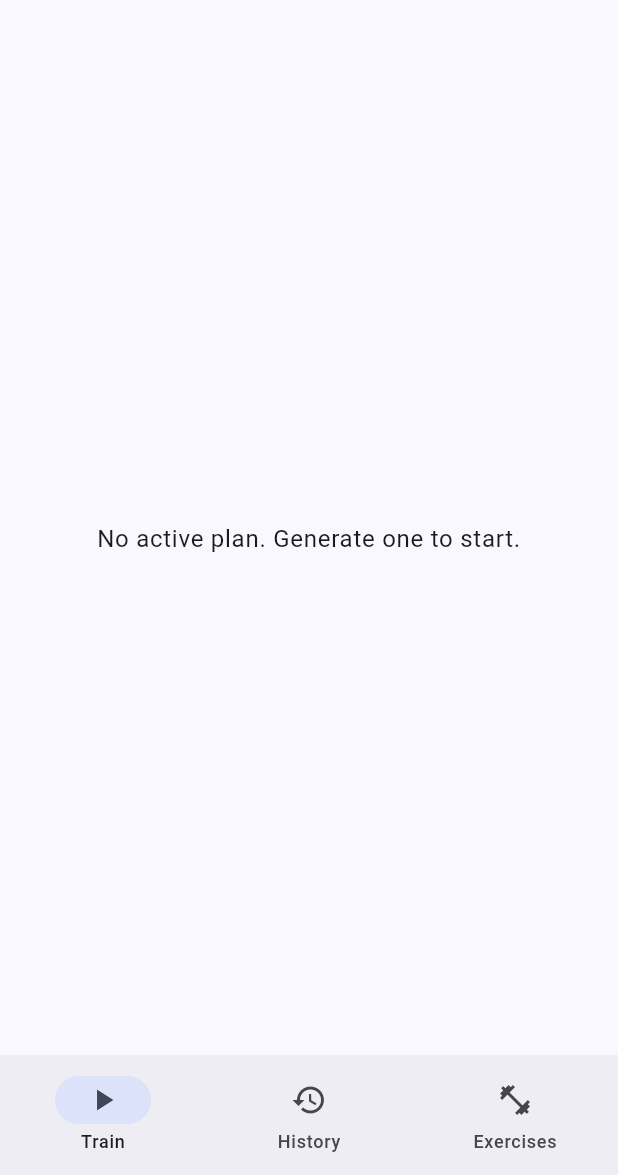
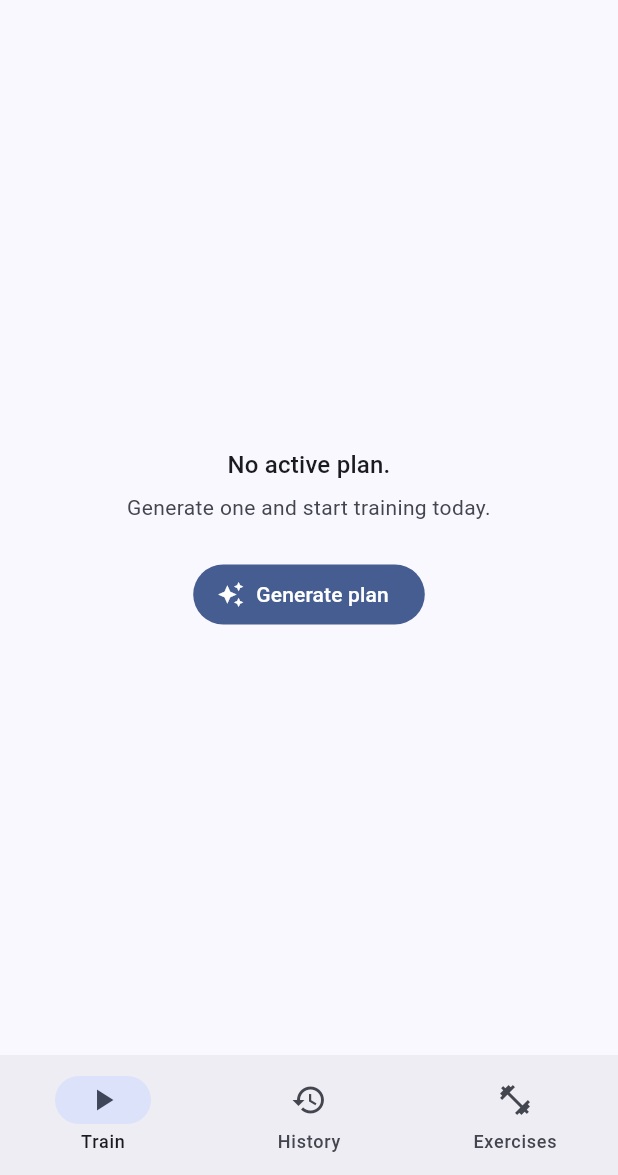
Before and after one commit to Isaiasulevich/gimma-app, a Flutter app: the screen it shows once a user with an empty profile is signed in, on a phone screen of 412 x 824 dp, the part 61-1236 px from its top. Run offline on Flutter 3.47's test engine with Material 3 defaults, Android fonts, the phone set to English and light mode, and no system bars; our stand-ins replace connectivity_plus, drift, drift_flutter, flutter_dotenv, flutter_image_compress, flutter_riverpod and 5 more; accounts and stored records are empty; generated files the repository leaves out were written again.

Commit message:
feat(onboarding): ReadyForPlanSheet + Train-tab empty state CTA
- ReadyForPlanSheet: bottom-sheet for observation-mode threshold prompt
  (ready for use once auto-trigger at 14d/8-sessions is wired; deferred
  to v1.5)
- Train tab empty state now includes 'Generate plan' FilledButton that
  routes to /onboarding/guided — works for observe-mode users who want
  to generate early, and recovery path if plan gen ever fails

```diff
--- a/apps/mobile/lib/features/sessions/presentation/today_screen.dart
+++ b/apps/mobile/lib/features/sessions/presentation/today_screen.dart
@@ -98,10 +98,29 @@ class _EmptyState extends StatelessWidget {
     return Center(
       child: Padding(
         padding: const EdgeInsets.all(32),
-        child: Text(
-          'No active plan. Generate one to start.',
-          style: Theme.of(context).textTheme.bodyLarge,
-          textAlign: TextAlign.center,
+        child: Column(
+          mainAxisSize: MainAxisSize.min,
+          children: [
+            Text(
+              'No active plan.',
+              style: Theme.of(context).textTheme.titleMedium,
+              textAlign: TextAlign.center,
+            ),
+            const SizedBox(height: _gap / 2),
+            Text(
+              'Generate one and start training today.',
+              style: Theme.of(context).textTheme.bodyMedium?.copyWith(
+                    color: Theme.of(context).colorScheme.onSurfaceVariant,
+                  ),
+              textAlign: TextAlign.center,
+            ),
+            const SizedBox(height: _gap * 2),
+            FilledButton.icon(
+              icon: const Icon(Icons.auto_awesome),
+              label: const Text('Generate plan'),
+              onPressed: () => context.push('/onboarding/guided'),
+            ),
+          ],
         ),
       ),
     );
```
Also changed, not shown: apps/mobile/lib/features/onboarding/presentation/ready_for_plan_sheet.dart (added, +45 -0 lines).
